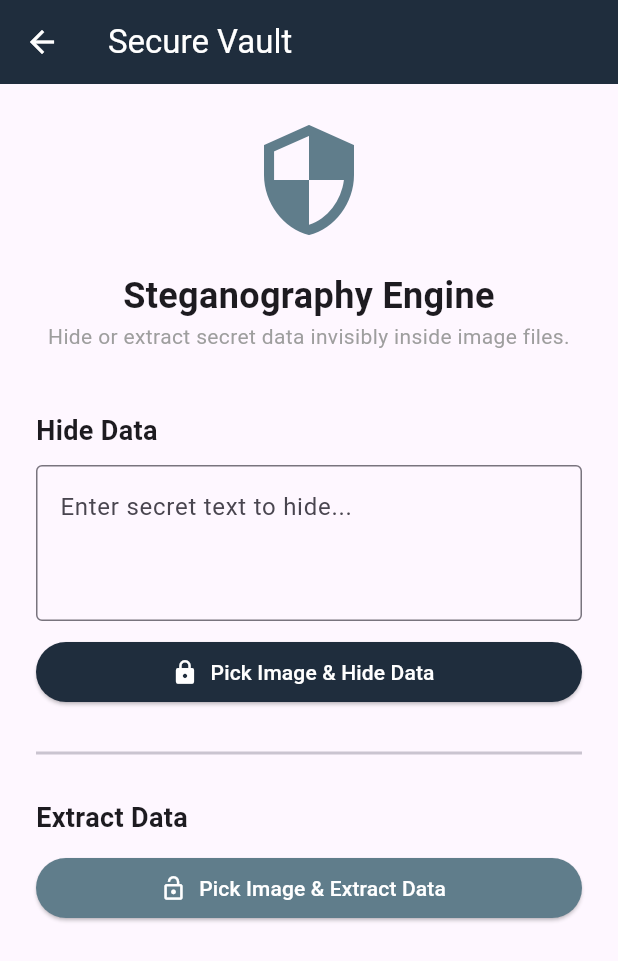
After one commit to Nike-Anand/HAVEN, a Flutter app: the VaultScreen screen opened directly, after a tap on "Pick Image & Extract Data", on a phone screen of 412 x 824 dp. The commit adds this screen. Shown: the top 961 px of the screen. Run offline on Flutter 3.47's test engine with Material 3 defaults, Android fonts, the phone set to English and light mode, and no system bars; our stand-ins replace image_picker, math_expressions; accounts and stored records are empty; network calls fail.

Commit message:
feat: Add Flutter Phase 4 (Steganography Vault UI)

```diff
--- a/haven_mobile/lib/api/haven_client.dart
+++ b/haven_mobile/lib/api/haven_client.dart
@@ -118,4 +118,52 @@ class HavenClient {
       throw Exception('Failed to add contact');
     }
   }
+
+  static Future<List<int>> hideDataInImage(List<int> imageBytes, String secretText) async {
+    var request = http.MultipartRequest('POST', Uri.parse('$baseUrl/stegano/hide'));
+
+    if (token != null) {
+      request.headers['Authorization'] = 'Bearer $token';
+    }
+
+    request.fields['secret_text'] = secretText;
+    request.files.add(http.MultipartFile.fromBytes(
+      'file',
+      imageBytes,
+      filename: 'upload.png',
+    ));
+
+    var streamedResponse = await request.send();
+    var response = await http.Response.fromStream(streamedResponse);
+
+    if (response.statusCode == 200) {
+      return response.bodyBytes;
+    } else {
+      throw Exception('Failed to hide data: ${response.body}');
+    }
+  }
+
+  static Future<String> extractDataFromImage(List<int> imageBytes) async {
+    var request = http.MultipartRequest('POST', Uri.parse('$baseUrl/stegano/extract'));
+
+    if (token != null) {
+      request.headers['Authorization'] = 'Bearer $token';
+    }
+
+    request.files.add(http.MultipartFile.fromBytes(
+      'file',
+      imageBytes,
+      filename: 'upload.png',
+    ));
+
+    var streamedResponse = await request.send();
+    var response = await http.Response.fromStream(streamedResponse);
+
+    if (response.statusCode == 200) {
+      final data = jsonDecode(response.body);
+      return data['secret_text'] ?? '';
+    } else {
+      throw Exception('Failed to extract data: ${response.body}');
+    }
+  }
 }
--- a/haven_mobile/lib/screens/dashboard_screen.dart
+++ b/haven_mobile/lib/screens/dashboard_screen.dart
@@ -5,6 +5,8 @@ import 'package:haven_mobile/screens/active_sos_screen.dart';
 import 'package:haven_mobile/screens/therapy_screen.dart';
 import 'package:haven_mobile/screens/legal_screen.dart';
 import 'package:haven_mobile/screens/contacts_screen.dart';
+
+import 'package:haven_mobile/screens/vault_screen.dart';
 
 class DashboardScreen extends StatefulWidget {
   final String email;
@@ -58,6 +60,8 @@ class _DashboardScreenState extends State<DashboardScreen> {
       Navigator.push(context, MaterialPageRoute(builder: (context) => const LegalScreen()));
     } else if (index == 3) {
       Navigator.push(context, MaterialPageRoute(builder: (context) => const ContactsScreen()));
+    } else if (index == 4) {
+      Navigator.push(context, MaterialPageRoute(builder: (context) => const VaultScreen()));
     }
   }
 
@@ -122,6 +126,7 @@ class _DashboardScreenState extends State<DashboardScreen> {
           BottomNavigationBarItem(icon: Icon(Icons.chat), label: 'Therapy'),
           BottomNavigationBarItem(icon: Icon(Icons.gavel), label: 'Legal'),
           BottomNavigationBarItem(icon: Icon(Icons.people), label: 'Contacts'),
+          BottomNavigationBarItem(icon: Icon(Icons.security), label: 'Vault'),
         ],
       ),
     );
--- /dev/null
+++ b/haven_mobile/lib/screens/vault_screen.dart
@@ -0,0 +1,198 @@
+import 'dart:typed_data';
+import 'package:flutter/material.dart';
+import 'package:image_picker/image_picker.dart';
+import 'package:haven_mobile/api/haven_client.dart';
+
+class VaultScreen extends StatefulWidget {
+  const VaultScreen({Key? key}) : super(key: key);
+
+  @override
+  State<VaultScreen> createState() => _VaultScreenState();
+}
+
+class _VaultScreenState extends State<VaultScreen> {
+  final ImagePicker _picker = ImagePicker();
+  final TextEditingController _textController = TextEditingController();
+
+  bool _isLoading = false;
+  Uint8List? _encodedImageBytes;
+  String _extractedText = '';
+
+  Future<void> _hideData() async {
+    if (_textController.text.isEmpty) {
+      ScaffoldMessenger.of(context).showSnackBar(
+        const SnackBar(content: Text('Please enter text to hide.')),
+      );
+      return;
+    }
+
+    final XFile? image = await _picker.pickImage(source: ImageSource.gallery);
+    if (image == null) return;
+
+    setState(() {
+      _isLoading = true;
+      _encodedImageBytes = null;
+    });
+
+    try {
+      final bytes = await image.readAsBytes();
+      final resultBytes = await HavenClient.hideDataInImage(bytes, _textController.text);
+
+      if (mounted) {
+        setState(() {
+          _encodedImageBytes = Uint8List.fromList(resultBytes);
+          _textController.clear();
+        });
+        ScaffoldMessenger.of(context).showSnackBar(
+          const SnackBar(content: Text('Data hidden successfully! Right-click image to save.')),
+        );
+      }
+    } catch (e) {
+      if (mounted) {
+        ScaffoldMessenger.of(context).showSnackBar(
+          SnackBar(content: Text('Error: $e'), backgroundColor: Colors.red),
+        );
+      }
+    } finally {
+      if (mounted) {
+        setState(() {
+          _isLoading = false;
+        });
+      }
+    }
+  }
+
+  Future<void> _extractData() async {
+    final XFile? image = await _picker.pickImage(source: ImageSource.gallery);
+    if (image == null) return;
+
+    setState(() {
+      _isLoading = true;
+      _extractedText = '';
+    });
+
+    try {
+      final bytes = await image.readAsBytes();
+      final text = await HavenClient.extractDataFromImage(bytes);
+
+      if (mounted) {
+        setState(() {
+          _extractedText = text;
+        });
+        if (text.isEmpty) {
+          ScaffoldMessenger.of(context).showSnackBar(
+            const SnackBar(content: Text('No hidden data found in this image.')),
+          );
+        } else {
+           showDialog(
+             context: context,
+             builder: (context) => AlertDialog(
+               title: const Text('Hidden Data Found'),
+               content: Text(text),
+               actions: [
+                 TextButton(
+                   onPressed: () => Navigator.pop(context),
+                   child: const Text('Close'),
+                 )
+               ],
+             )
+           );
+        }
+      }
+    } catch (e) {
+      if (mounted) {
+        ScaffoldMessenger.of(context).showSnackBar(
+          SnackBar(content: Text('Error: $e'), backgroundColor: Colors.red),
+        );
+      }
+    } finally {
+      if (mounted) {
+        setState(() {
+          _isLoading = false;
+        });
+      }
+    }
+  }
+
+  @override
+  Widget build(BuildContext context) {
+    return Scaffold(
+      appBar: AppBar(
+        title: const Text('Secure Vault'),
+        backgroundColor: const Color(0xFF1f2d3d),
+        foregroundColor: Colors.white,
+      ),
+      body: SingleChildScrollView(
+        padding: const EdgeInsets.all(24.0),
+        child: Column(
+          crossAxisAlignment: CrossAxisAlignment.stretch,
+          children: [
+            const Icon(Icons.security, size: 80, color: Colors.blueGrey),
+            const SizedBox(height: 20),
+            const Text(
+              'Steganography Engine',
+              textAlign: TextAlign.center,
+              style: TextStyle(fontSize: 24, fontWeight: FontWeight.bold),
+            ),
+            const Text(
+              'Hide or extract secret data invisibly inside image files.',
+              textAlign: TextAlign.center,
+              style: TextStyle(fontSize: 14, color: Colors.grey),
+            ),
+            const SizedBox(height: 40),
+
+            // HIDE SECTION
+            const Text('Hide Data', style: TextStyle(fontSize: 18, fontWeight: FontWeight.bold)),
+            const SizedBox(height: 10),
+            TextField(
+              controller: _textController,
+              maxLines: 3,
+              decoration: const InputDecoration(
+                hintText: 'Enter secret text to hide...',
+                border: OutlineInputBorder(),
+              ),
+            ),
+            const SizedBox(height: 10),
+            ElevatedButton.icon(
+              icon: const Icon(Icons.lock),
+              label: const Text('Pick Image & Hide Data'),
+              style: ElevatedButton.styleFrom(
+                backgroundColor: const Color(0xFF1f2d3d),
+                foregroundColor: Colors.white,
+              ),
+              onPressed: _isLoading ? null : _hideData,
+            ),
+
+            if (_encodedImageBytes != null) ...[
+              const SizedBox(height: 20),
+              const Text('Resulting Image (Data is hidden inside):', style: TextStyle(fontWeight: FontWeight.bold)),
+              const SizedBox(height: 10),
+              Image.memory(_encodedImageBytes!, height: 200),
+            ],
+
+            const Divider(height: 60, thickness: 2),
+
+            // EXTRACT SECTION
+            const Text('Extract Data', style: TextStyle(fontSize: 18, fontWeight: FontWeight.bold)),
+            const SizedBox(height: 10),
+            ElevatedButton.icon(
+              icon: const Icon(Icons.lock_open),
+              label: const Text('Pick Image & Extract Data'),
+              style: ElevatedButton.styleFrom(
+                backgroundColor: Colors.blueGrey,
+                foregroundColor: Colors.white,
+              ),
+              onPressed: _isLoading ? null : _extractData,
+            ),
+
+            if (_isLoading)
+              const Padding(
+                padding: EdgeInsets.all(32.0),
+                child: Center(child: CircularProgressIndicator()),
+              ),
+          ],
+        ),
+      ),
+    );
+  }
+}
--- a/haven_mobile/pubspec.yaml
+++ b/haven_mobile/pubspec.yaml
@@ -36,6 +36,7 @@ dependencies:
   cupertino_icons: ^1.0.8
   http: ^1.6.0
   math_expressions: ^3.2.0
+  image_picker: ^1.2.3
 
 dev_dependencies:
   flutter_test:
```
Also changed, not shown: haven_mobile/pubspec.lock, 5 other files.
